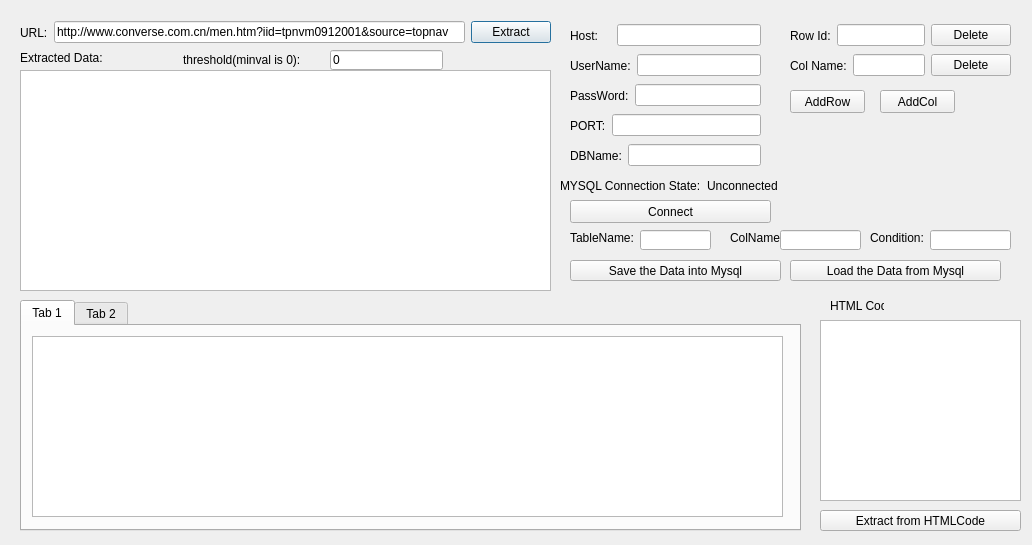
Qt form MainWindow.ui (WebCatch/WebCatch-PythonVersion-) before a commit.
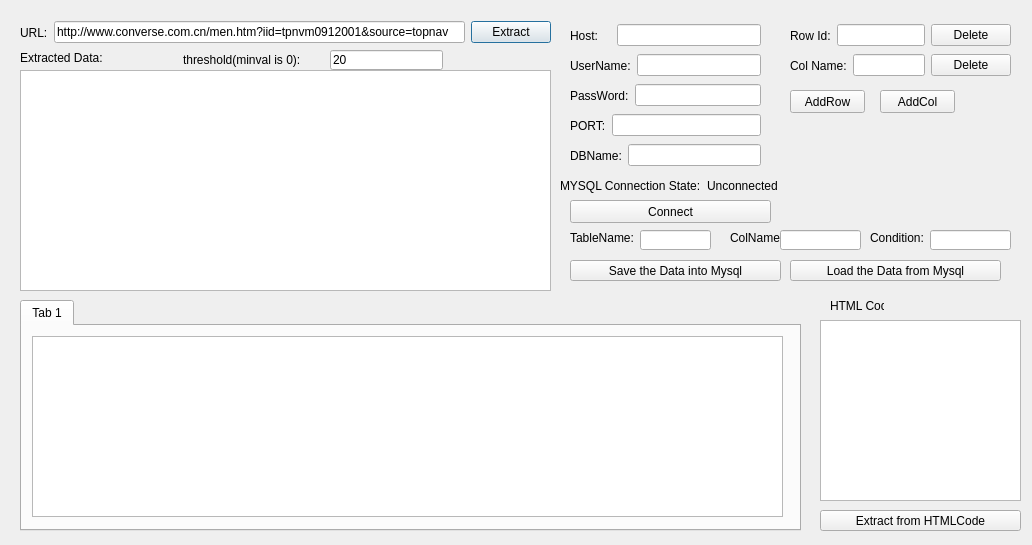
The same form after that commit. Icons and pictures are not drawn.

Patch:
```diff
--- a/MainWindow.ui
+++ b/MainWindow.ui
@@ -312,11 +312,6 @@
      </property>
     </widget>
    </widget>
-   <widget class="QWidget" name="tab_2">
-    <attribute name="title">
-     <string>Tab 2</string>
-    </attribute>
-   </widget>
   </widget>
   <widget class="QWidget" name="horizontalLayoutWidget_8">
    <property name="geometry">
@@ -507,7 +502,7 @@
     </rect>
    </property>
    <property name="text">
-    <string>0</string>
+    <string>20</string>
    </property>
   </widget>
   <widget class="QLabel" name="label_16">
```
